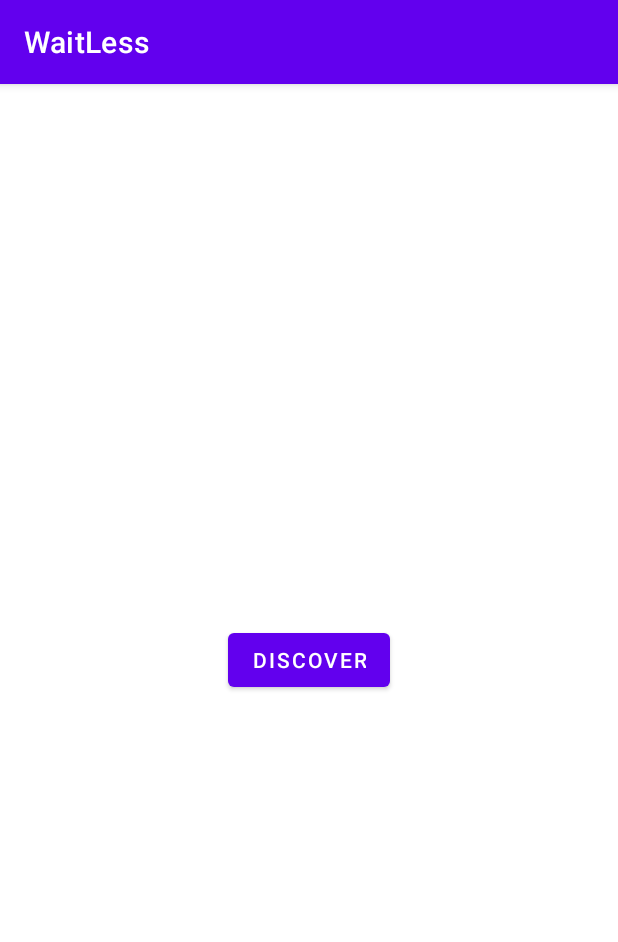
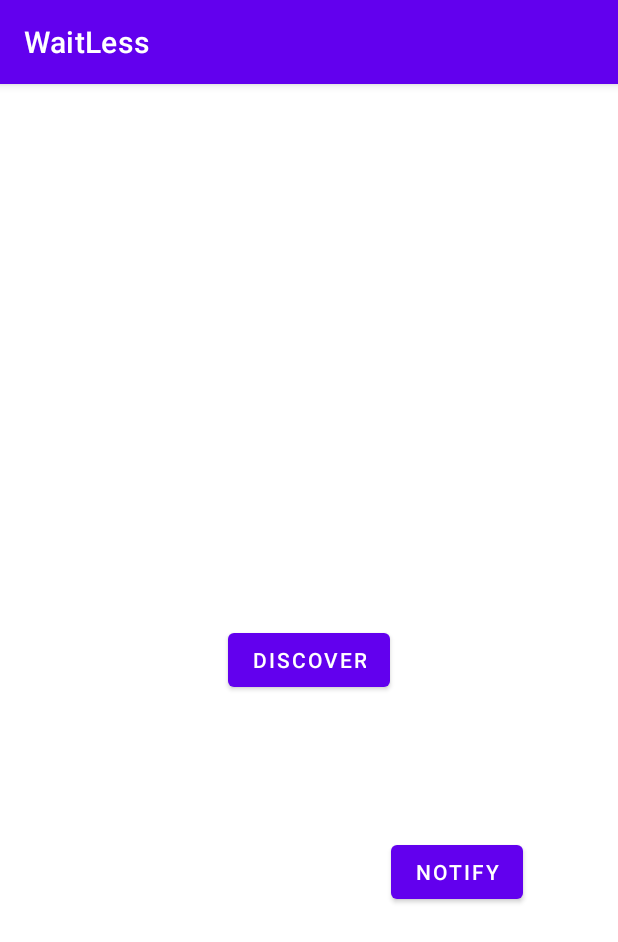
Before and after one commit to shriyadh/WaitLess_MobileApp, an Android app: the screen it shows after launch (MainActivity), on a phone screen of 412 x 824 dp. Shown: the top 942 px of the screen. Run offline under Robolectric (Android 15) with nearby library versions, the phone set to English and light mode, and no system bars.

Commit message:
added btn for notify

```diff
--- a/app/src/main/java/edu/northeastern/myapplication/MainActivity.java
+++ b/app/src/main/java/edu/northeastern/myapplication/MainActivity.java
@@ -7,6 +7,7 @@ import android.os.Bundle;
 import android.view.View;
 
 import edu.northeastern.myapplication.discoverpage.Discover;
+import edu.northeastern.myapplication.notificationsPage.NotifyMe;
 
 public class MainActivity extends AppCompatActivity {
 
@@ -21,4 +22,9 @@ public class MainActivity extends AppCompatActivity {
         startActivity(intent);
     }
 
+    public void notify(View view) {
+        Intent intent = new Intent(this, NotifyMe.class);
+        startActivity(intent);
+    }
+
 }
--- a/app/src/main/res/layout/activity_main.xml
+++ b/app/src/main/res/layout/activity_main.xml
@@ -28,4 +28,18 @@
         app:layout_constraintStart_toStartOf="parent"
         app:layout_constraintTop_toTopOf="parent" />
 
+    <Button
+        android:id="@+id/buttonNotify"
+        android:layout_width="wrap_content"
+        android:layout_height="wrap_content"
+        android:onClick="discover"
+        android:text="Notify"
+
+        app:layout_constraintBottom_toBottomOf="parent"
+        app:layout_constraintEnd_toEndOf="parent"
+        app:layout_constraintHorizontal_bias="0.804"
+        app:layout_constraintStart_toStartOf="parent"
+        app:layout_constraintTop_toTopOf="parent"
+        app:layout_constraintVertical_bias="0.696" />
+
 </androidx.constraintlayout.widget.ConstraintLayout>
```
